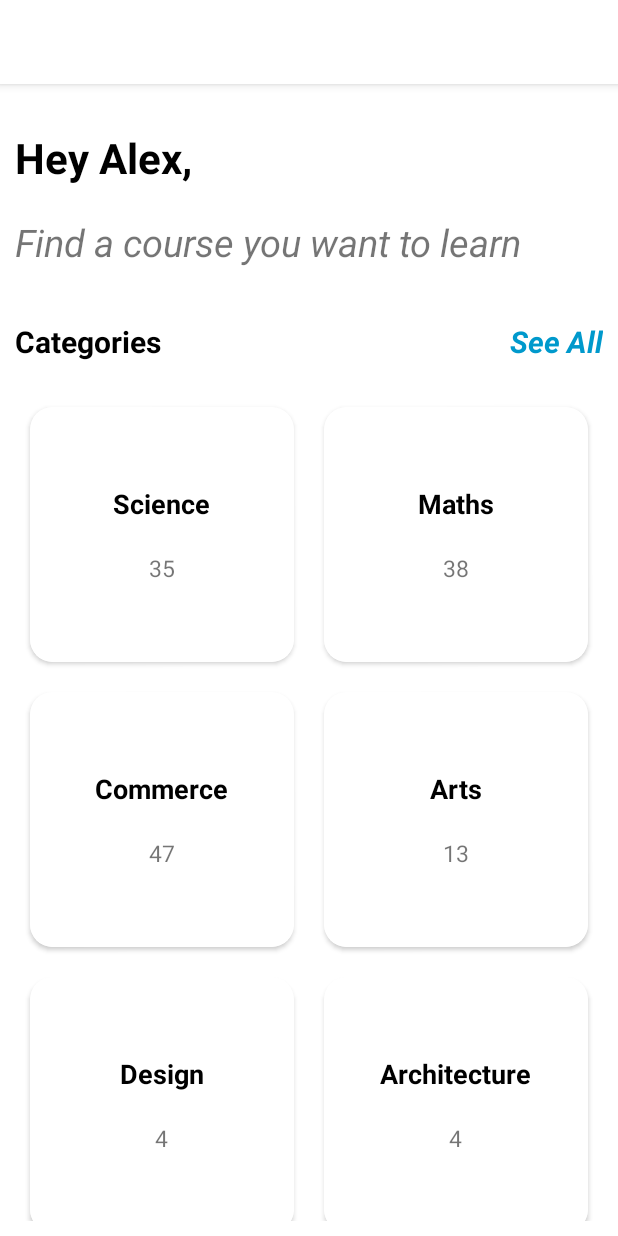
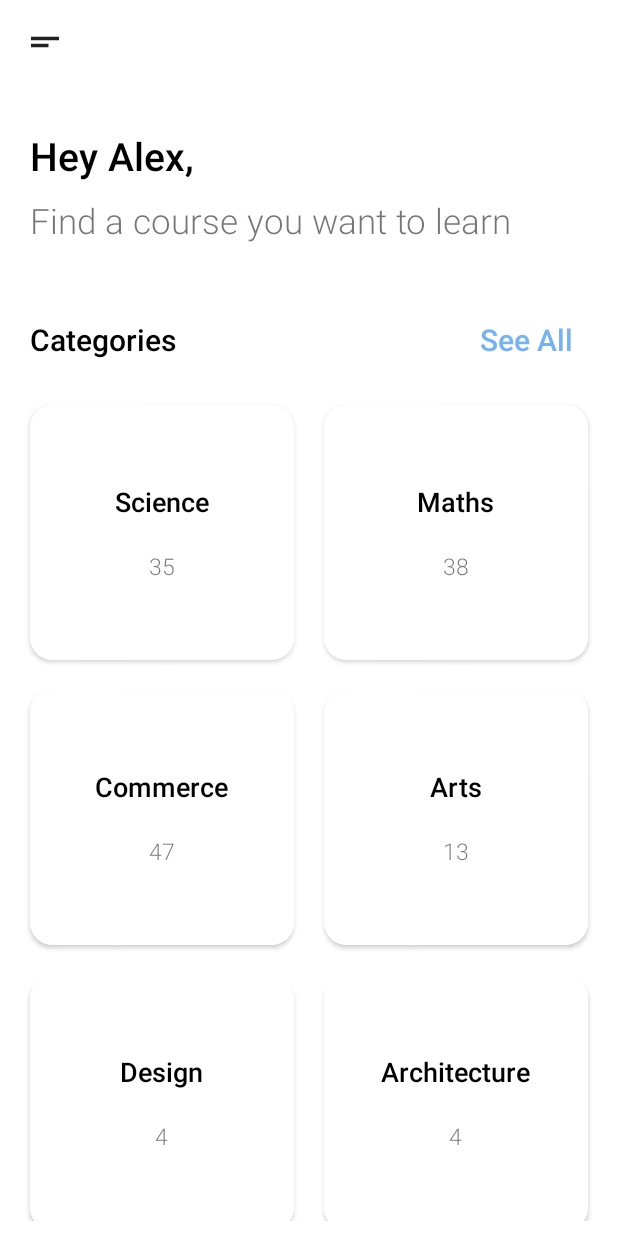
Before and after one commit to rgdgr8/Internship-interview-projects, an Android app: the screen it shows after launch (MainActivity), on a phone screen of 412 x 824 dp. Run offline under Robolectric (Android 15) with nearby library versions, the phone set to English and light mode, and no system bars; Roboto replaces fonts that are not available here.

Commit message:
Polished animations, fonts and text appearences

```diff
--- a/Categories/app/src/main/java/com/rgdgr8/categories/MainActivity.java
+++ b/Categories/app/src/main/java/com/rgdgr8/categories/MainActivity.java
@@ -12,6 +12,11 @@ public class MainActivity extends AppCompatActivity {
     protected void onCreate(Bundle savedInstanceState) {
         super.onCreate(savedInstanceState);
         getSupportActionBar().setTitle("");
+        getSupportActionBar().setElevation(0);
+        getSupportActionBar().setDisplayShowHomeEnabled(true);
+        getSupportActionBar().setLogo(R.drawable.drawer_icon);
+        getSupportActionBar().setDisplayUseLogoEnabled(true);
+
         setContentView(R.layout.activity_main);
 
         FragmentManager fragmentManager = getSupportFragmentManager();
--- a/Categories/app/src/main/java/com/rgdgr8/categories/MainFragment.java
+++ b/Categories/app/src/main/java/com/rgdgr8/categories/MainFragment.java
@@ -1,9 +1,12 @@
 package com.rgdgr8.categories;
 
 import android.os.Bundle;
+import android.util.Log;
 import android.view.LayoutInflater;
 import android.view.View;
 import android.view.ViewGroup;
+import android.view.animation.Animation;
+import android.view.animation.AnimationUtils;
 import android.widget.LinearLayout;
 import android.widget.TextView;
 
@@ -32,18 +35,76 @@ public class MainFragment extends Fragment {
         recyclerView.setLayoutManager(new GridLayoutManager(getActivity(), 2));
         adapter = new MainAdapter(Categories.getInstance().getCategoriesList());
         recyclerView.setAdapter(adapter);
-        recyclerView.addOnScrollListener(new RecyclerView.OnScrollListener() {
-            @Override
-            public void onScrollStateChanged(@NonNull @NotNull RecyclerView recyclerView, int newState) {
-                if(!recyclerView.canScrollVertically(-1)){
-                    greetingLayout.setLayoutParams(new LinearLayout.LayoutParams(ViewGroup.LayoutParams.MATCH_PARENT, ViewGroup.LayoutParams.WRAP_CONTENT));
-                }else if(newState == RecyclerView.SCROLL_STATE_DRAGGING){
-                    greetingLayout.setLayoutParams(new LinearLayout.LayoutParams(0,0));
-                }
-            }
-        });
+        recyclerView.addOnScrollListener(new MyScrollListener(greetingLayout));
 
         return view;
+    }
+
+    private class MyScrollListener extends RecyclerView.OnScrollListener {
+        private static final String TAG = "ScrollListener";
+        private final ViewGroup.LayoutParams layoutParams;
+        private final LinearLayout linearLayout;
+        private final Animation fadeAnimation;
+        private final Animation unFadeAnimation;
+        private boolean hidden = false;
+
+
+        public MyScrollListener(LinearLayout linearLayout) {
+            this.layoutParams = linearLayout.getLayoutParams();
+            this.linearLayout = linearLayout;
+
+            fadeAnimation = AnimationUtils.loadAnimation(getActivity(), R.anim.greeting_fade);
+            fadeAnimation.setAnimationListener(new FadeAnimation());
+
+            unFadeAnimation = AnimationUtils.loadAnimation(getActivity(), R.anim.greeting_unfade);
+            unFadeAnimation.setAnimationListener(new UnFadeAnimation());
+        }
+
+        @Override
+        public void onScrollStateChanged(@NonNull @NotNull RecyclerView recyclerView, int newState) {
+            if (!recyclerView.canScrollVertically(-1)) {
+                if (hidden) {
+                    Log.d(TAG, "onScrollStateChanged: unfade");
+                    linearLayout.startAnimation(unFadeAnimation);
+                }
+            } else {
+                if (!hidden)
+                    linearLayout.startAnimation(fadeAnimation);
+            }
+        }
+
+        private class FadeAnimation implements Animation.AnimationListener {
+            @Override
+            public void onAnimationStart(Animation animation) {
+                hidden = true;
+            }
+
+            @Override
+            public void onAnimationEnd(Animation animation) {
+                linearLayout.setLayoutParams(new LinearLayout.LayoutParams(0, 0));
+            }
+
+            @Override
+            public void onAnimationRepeat(Animation animation) {
+            }
+        }
+
+        private class UnFadeAnimation implements Animation.AnimationListener {
+            @Override
+            public void onAnimationStart(Animation animation) {
+                hidden = false;
+                linearLayout.setLayoutParams(layoutParams);
+            }
+
+            @Override
+            public void onAnimationEnd(Animation animation) {
+            }
+
+            @Override
+            public void onAnimationRepeat(Animation animation) {
+            }
+        }
+
     }
 
     private class CategoryHolder extends RecyclerView.ViewHolder {
@@ -57,7 +118,7 @@ public class MainFragment extends Fragment {
             courseTv = itemView.findViewById(R.id.course_tv);
         }
 
-        public void bind(Category category){
+        public void bind(Category category) {
             subjectTv.setText(category.getSubject());
             courseTv.setText(category.getCourses());
         }
--- /dev/null
+++ b/Categories/app/src/main/res/anim/greeting_fade.xml
@@ -0,0 +1,12 @@
+<?xml version="1.0" encoding="utf-8"?>
+<set xmlns:android="http://schemas.android.com/apk/res/android">
+    <scale
+        android:duration="300"
+        android:fillAfter="false"
+        android:fromXScale="1.0"
+        android:fromYScale="1.0"
+        android:toXScale="0.0"
+        android:toYScale="0.0"
+        android:pivotX="50%"
+        android:pivotY="0%"/>
+</set>
--- /dev/null
+++ b/Categories/app/src/main/res/anim/greeting_unfade.xml
@@ -0,0 +1,12 @@
+<?xml version="1.0" encoding="utf-8"?>
+<set xmlns:android="http://schemas.android.com/apk/res/android">
+    <scale
+        android:duration="300"
+        android:fillAfter="false"
+        android:fromXScale="0.0"
+        android:fromYScale="0.0"
+        android:toXScale="1.0"
+        android:toYScale="1.0"
+        android:pivotX="50%"
+        android:pivotY="0%"/>
+</set>
--- /dev/null
+++ b/Categories/app/src/main/res/drawable/drawer_icon.xml
@@ -0,0 +1,10 @@
+<vector xmlns:android="http://schemas.android.com/apk/res/android"
+    android:width="28dp"
+    android:height="28dp"
+    android:viewportWidth="24"
+    android:viewportHeight="24"
+    android:tint="?attr/colorControlNormal">
+  <path
+      android:fillColor="@android:color/black"
+      android:pathData="M4,9h16v2H4V9zM4,13h10v2H4V13z"/>
+</vector>
--- a/Categories/app/src/main/res/layout/fragment_main.xml
+++ b/Categories/app/src/main/res/layout/fragment_main.xml
@@ -8,38 +8,41 @@
         android:id="@+id/greeting_layout"
         android:layout_width="match_parent"
         android:layout_height="wrap_content"
-        android:orientation="vertical">
+        android:orientation="vertical"
+        android:layout_marginTop="30dp">
 
         <TextView
             android:layout_width="wrap_content"
             android:layout_height="wrap_content"
-            android:fontFamily="sans-serif"
-            android:layout_marginTop="20dp"
-            android:padding="10dp"
+            android:layout_marginStart="20dp"
+            android:fontFamily="sans-serif-light"
             android:text="Hey Alex,"
             android:textColor="@color/black"
-            android:textSize="28sp"
+            android:textSize="26sp"
             android:textStyle="bold" />
 
         <TextView
             android:layout_width="wrap_content"
             android:layout_height="wrap_content"
-            android:padding="10dp"
+            android:fontFamily="sans-serif-light"
             android:text="@string/find_a_course"
-            android:textSize="25sp"
-            android:textStyle="italic" />
+            android:layout_marginStart="20dp"
+            android:layout_marginTop="10dp"
+            android:textSize="23sp" />
 
         <RelativeLayout
             android:layout_width="match_parent"
-            android:layout_height="wrap_content">
+            android:layout_height="wrap_content"
+            android:layout_marginHorizontal="20dp"
+            android:layout_marginTop="40dp">
 
             <TextView
                 android:layout_width="wrap_content"
                 android:layout_height="wrap_content"
-                android:layout_marginTop="15dp"
-                android:padding="10dp"
                 android:text="Categories"
+                android:fontFamily="sans-serif-light"
                 android:layout_alignParentStart="true"
+                android:layout_centerVertical="true"
                 android:textColor="@color/black"
                 android:textSize="20sp"
                 android:textStyle="bold" />
@@ -49,13 +52,14 @@
                 android:layout_width="wrap_content"
                 android:layout_height="wrap_content"
                 android:layout_alignParentEnd="true"
-                android:layout_marginTop="15dp"
+                android:layout_centerVertical="true"
                 android:gravity="end"
                 android:padding="10dp"
                 android:text="See All"
-                android:textColor="@android:color/holo_blue_dark"
+                android:fontFamily="sans-serif-light"
+                android:textColor="@color/see_all_btn_blue"
                 android:textSize="20sp"
-                android:textStyle="bold|italic" />
+                android:textStyle="bold" />
 
         </RelativeLayout>
 
--- a/Categories/app/src/main/res/layout/list_item.xml
+++ b/Categories/app/src/main/res/layout/list_item.xml
@@ -18,6 +18,7 @@
             android:layout_height="wrap_content"
             android:layout_gravity="center"
             android:text="Subject"
+            android:fontFamily="sans-serif-light"
             android:padding="10dp"
             android:textColor="@color/black"
             android:textSize="18sp"
@@ -28,6 +29,7 @@
             android:layout_width="wrap_content"
             android:layout_height="wrap_content"
             android:layout_gravity="center"
+            android:fontFamily="sans-serif-light"
             android:padding="10dp"
             android:text="courses"
             android:textSize="15sp" />
--- a/Categories/app/src/main/res/values/colors.xml
+++ b/Categories/app/src/main/res/values/colors.xml
@@ -7,4 +7,5 @@
     <color name="teal_700">#FF018786</color>
     <color name="black">#FF000000</color>
     <color name="white">#FFFFFFFF</color>
+    <color name="see_all_btn_blue">#76b2ef</color>
 </resources>
--- a/Categories/app/src/main/res/values/themes.xml
+++ b/Categories/app/src/main/res/values/themes.xml
@@ -1,6 +1,6 @@
 <resources xmlns:tools="http://schemas.android.com/tools">
     <!-- Base application theme. -->
-    <style name="Theme.Categories" parent="Theme.MaterialComponents.DayNight.DarkActionBar">
+    <style name="Theme.Categories" parent="Theme.MaterialComponents.DayNight">
         <!-- Primary brand color. -->
         <item name="colorPrimary">@color/purple_500</item>
         <item name="colorPrimaryVariant">@color/white</item>
```
